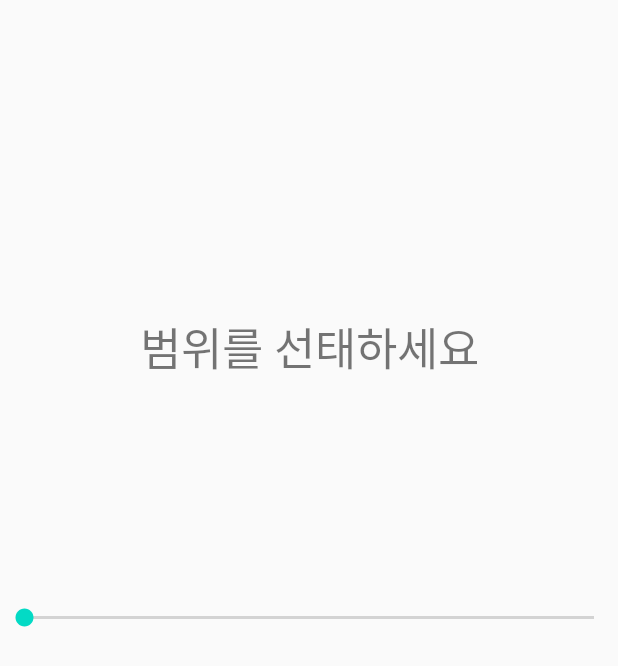
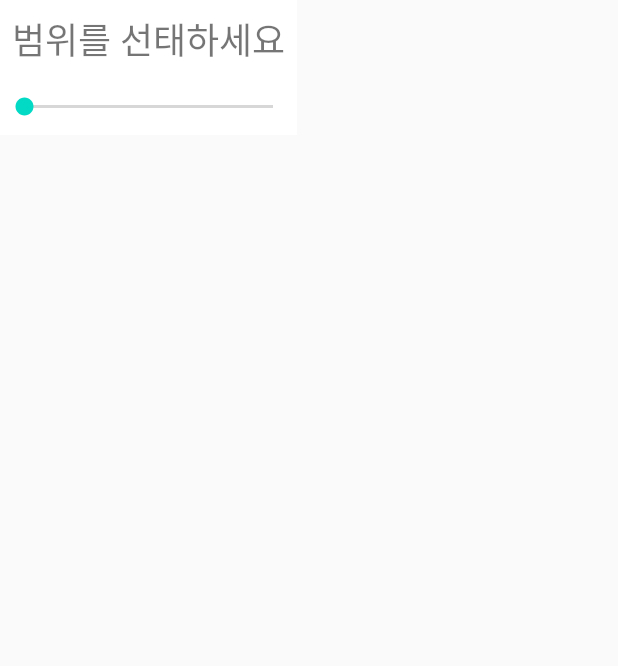
Before and after one commit to rstudio20280/today, an Android app: the layout fragment_range_dialog.xml on its own in the app's theme, with its tools: preview values and no code run, on a phone screen of 412 x 824 dp. Shown: the top 666 px of the screen. Run offline under Robolectric (Android 15) with nearby library versions, the phone set to English and light mode, and no system bars.

Commit message:
커스텀마커 이미지 추가 다이얼로그 개선

```diff
--- a/app/src/main/java/com/study/today/feature/main/tour_map/RangeDialogFragment.kt
+++ b/app/src/main/java/com/study/today/feature/main/tour_map/RangeDialogFragment.kt
@@ -21,6 +21,12 @@ class RangeDialogFragment : DialogFragment() {
     private var _binding : FragmentRangeDialogBinding?=null
     private val binding get() = _binding!!
     private var range : Int = 1000 //1km
+
+    override fun onCreate(savedInstanceState: Bundle?) {
+        super.onCreate(savedInstanceState)
+
+        setStyle(STYLE_NORMAL, 0)
+    }
 
     override fun onCreateView(
         inflater: LayoutInflater,
--- a/app/src/main/res/layout/fragment_range_dialog.xml
+++ b/app/src/main/res/layout/fragment_range_dialog.xml
@@ -3,33 +3,33 @@
     xmlns:android="http://schemas.android.com/apk/res/android"
     xmlns:app="http://schemas.android.com/apk/res-auto"
     xmlns:tools="http://schemas.android.com/tools"
-    android:layout_width="match_parent"
-    android:layout_height="match_parent"
-    tools:context=".feature.main.tour_map.TourMapFragment">
+    android:layout_width="wrap_content"
+    android:layout_height="wrap_content"
+    android:background="@android:color/white"
+    >
 
     <TextView
-        android:layout_width="match_parent"
+        android:id="@+id/textView"
+        android:layout_width="wrap_content"
         android:layout_height="wrap_content"
+        android:gravity="center"
         android:text="범위를 선태하세요"
-        android:gravity="center"
-        app:layout_constraintBottom_toBottomOf="@+id/seekbar"
+        android:textSize="24sp"
+        android:padding="8dp"
         app:layout_constraintLeft_toLeftOf="parent"
         app:layout_constraintRight_toRightOf="parent"
-        app:layout_constraintTop_toTopOf="parent"
-        android:textSize="30dp"/>
+        app:layout_constraintTop_toTopOf="parent" />
 
     <SeekBar
-        android:layout_width="match_parent"
-        android:layout_height="100dp"
         android:id="@+id/seekbar"
+        android:layout_width="0dp"
+        android:layout_height="wrap_content"
+        android:paddingVertical="10dp"
         android:max="20"
         app:layout_constraintBottom_toBottomOf="parent"
         app:layout_constraintLeft_toLeftOf="parent"
         app:layout_constraintRight_toRightOf="parent"
-        app:layout_constraintTop_toTopOf="parent"/>
-
-
-
+        app:layout_constraintTop_toBottomOf="@+id/textView" />
 
 
 </androidx.constraintlayout.widget.ConstraintLayout>
```
Also changed, not shown: app/src/main/java/com/study/today/feature/main/tour_map/TourMapFragment.kt (+60 -36 lines).
